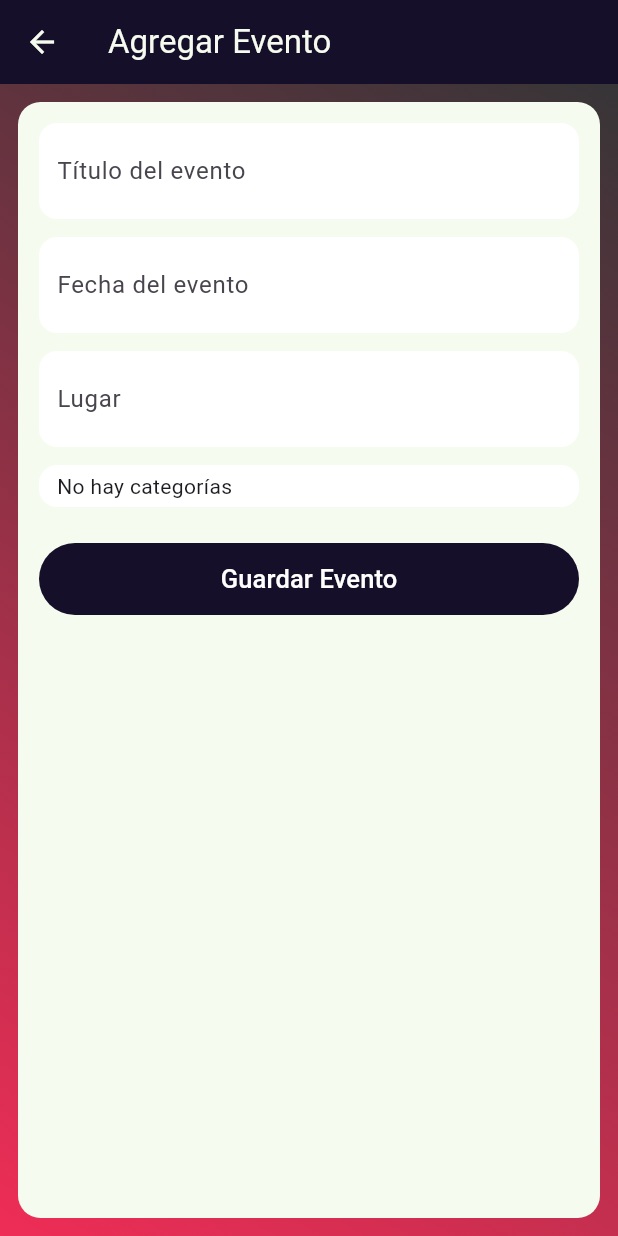
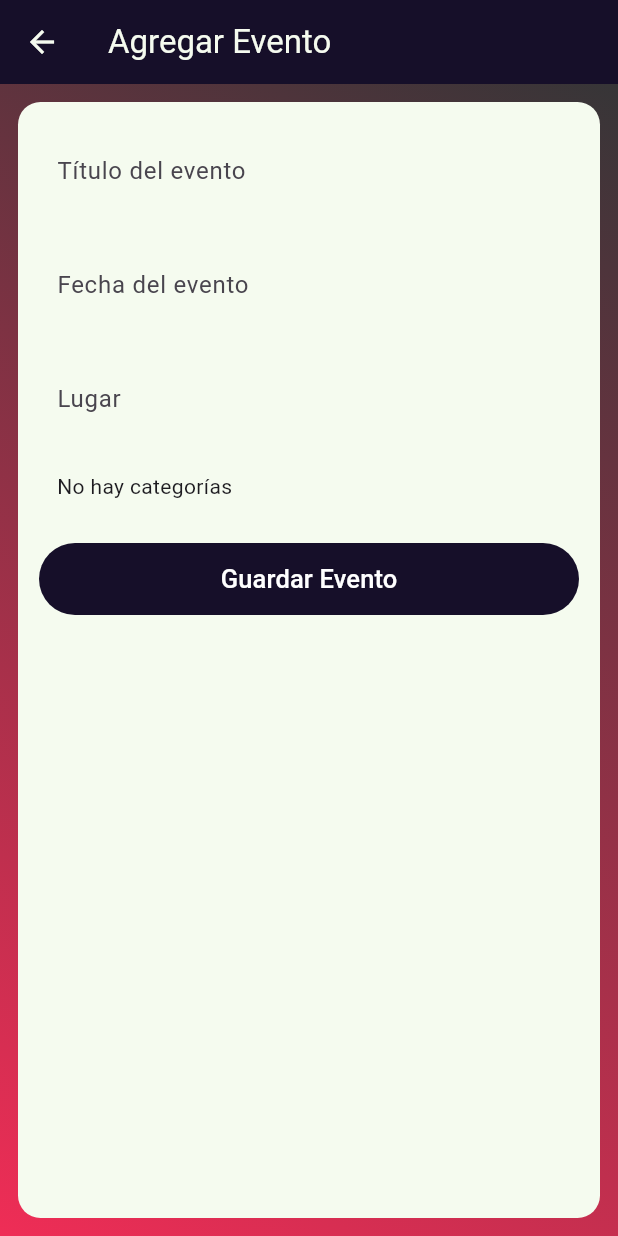
Before and after one commit to VicenteOlmos27/PROYECTODAM, a Flutter app: the screen it shows once a user with an empty profile is signed in, after a tap on the "add" icon, on a phone screen of 412 x 824 dp. Run offline on Flutter 3.47's test engine with Material 3 defaults, Android fonts, the phone set to English and light mode, and no system bars; our stand-ins replace cloud_firestore, firebase_auth, firebase_core, flutter_slidable, google_sign_in, material_design_icons_flutter; accounts and stored records are empty.

Commit message:
PROYECTO TERMINADO

```diff
--- a/proyectoappsmoviles2025/lib/pages/agregar_evento.dart
+++ b/proyectoappsmoviles2025/lib/pages/agregar_evento.dart
@@ -60,7 +60,7 @@ class _AgregarEventoState extends State<AgregarEvento> {
                   margin: EdgeInsets.only(bottom: 12),
                   padding: EdgeInsets.symmetric(horizontal: 12, vertical: 4),
                   decoration: BoxDecoration(
-                    color: Colors.white,
+                    color: Color(kColorBlanco),
                     borderRadius: BorderRadius.circular(12),
                   ),
                   child: TextFormField(
@@ -69,8 +69,7 @@ class _AgregarEventoState extends State<AgregarEvento> {
                       labelText: 'Título del evento',
                       border: InputBorder.none,
                     ),
-                    validator: (v) =>
-                        v!.isEmpty ? "Indique un título" : null,
+                    validator: (v) => v!.isEmpty ? "Indique un título" : null,
                   ),
                 ),
 
@@ -79,7 +78,7 @@ class _AgregarEventoState extends State<AgregarEvento> {
                   margin: EdgeInsets.only(bottom: 12),
                   padding: EdgeInsets.symmetric(horizontal: 12, vertical: 4),
                   decoration: BoxDecoration(
-                    color: Colors.white,
+                    color: Color(kColorBlanco),
                     borderRadius: BorderRadius.circular(12),
                   ),
                   child: TextFormField(
@@ -120,8 +119,7 @@ class _AgregarEventoState extends State<AgregarEvento> {
                         }
                       }
                     },
-                    validator: (v) =>
-                        v!.isEmpty ? "Indique la fecha" : null,
+                    validator: (v) => v!.isEmpty ? "Indique la fecha" : null,
                   ),
                 ),
 
@@ -130,7 +128,7 @@ class _AgregarEventoState extends State<AgregarEvento> {
                   margin: EdgeInsets.only(bottom: 12),
                   padding: EdgeInsets.symmetric(horizontal: 12, vertical: 4),
                   decoration: BoxDecoration(
-                    color: Colors.white,
+                    color: Color(kColorBlanco),
                     borderRadius: BorderRadius.circular(12),
                   ),
                   child: TextFormField(
@@ -139,8 +137,7 @@ class _AgregarEventoState extends State<AgregarEvento> {
                       labelText: 'Lugar',
                       border: InputBorder.none,
                     ),
-                    validator: (v) =>
-                        v!.isEmpty ? "Indique el lugar" : null,
+                    validator: (v) => v!.isEmpty ? "Indique el lugar" : null,
                   ),
                 ),
 
@@ -149,7 +146,7 @@ class _AgregarEventoState extends State<AgregarEvento> {
                   margin: EdgeInsets.only(bottom: 12),
                   padding: EdgeInsets.symmetric(horizontal: 12, vertical: 4),
                   decoration: BoxDecoration(
-                    color: Colors.white,
+                    color: Color(kColorBlanco),
                     borderRadius: BorderRadius.circular(12),
                   ),
                   child: FutureBuilder(
@@ -172,13 +169,19 @@ class _AgregarEventoState extends State<AgregarEvento> {
                           border: InputBorder.none,
                         ),
                         items: categorias.map((c) {
+                          final foto = c['Foto'];
                           return DropdownMenuItem(
                             value: c['categoria'].toString(),
-                            child: Text(c['categoria']),
+                            child: Row(
+                              mainAxisAlignment: MainAxisAlignment.spaceBetween,
+                              children: [
+                                Text(c['categoria']),
+                                Image.asset("assets/images/$foto", width: 32,height: 32,fit: BoxFit.cover),
+                              ],
+                            )
                           );
                         }).toList(),
-                        validator: (v) =>
-                            v == null ? "Seleccione una categoría" : null,
+                        validator: (v) => v == null ? "Seleccione una categoría" : null,
                         onChanged: (valor) {
                           categoriaSeleccionada = valor.toString();
                         },
--- a/proyectoappsmoviles2025/lib/pages/base_page.dart
+++ b/proyectoappsmoviles2025/lib/pages/base_page.dart
@@ -54,7 +54,7 @@ class _BasePageState extends State<BasePage> {
             context,
             MaterialPageRoute(
               builder: (context) => AgregarEvento(
-                autor: widget.usuario.email ?? "desconocido",
+                autor: widget.usuario.email!,
               ),
             ),
           );
--- a/proyectoappsmoviles2025/pubspec.yaml
+++ b/proyectoappsmoviles2025/pubspec.yaml
@@ -66,7 +66,8 @@ flutter:
   uses-material-design: true
 
   # To add assets to your application, add an assets section, like this:
-  # assets:
+  assets:
+      - assets/images/
   #   - images/a_dot_burr.jpeg
   #   - images/a_dot_ham.jpeg
 
```
Also changed, not shown: proyectoappsmoviles2025/assets/images/Charla.png (added), proyectoappsmoviles2025/assets/images/Workshop.png (added), proyectoappsmoviles2025/assets/images/coloquio.png (added).
